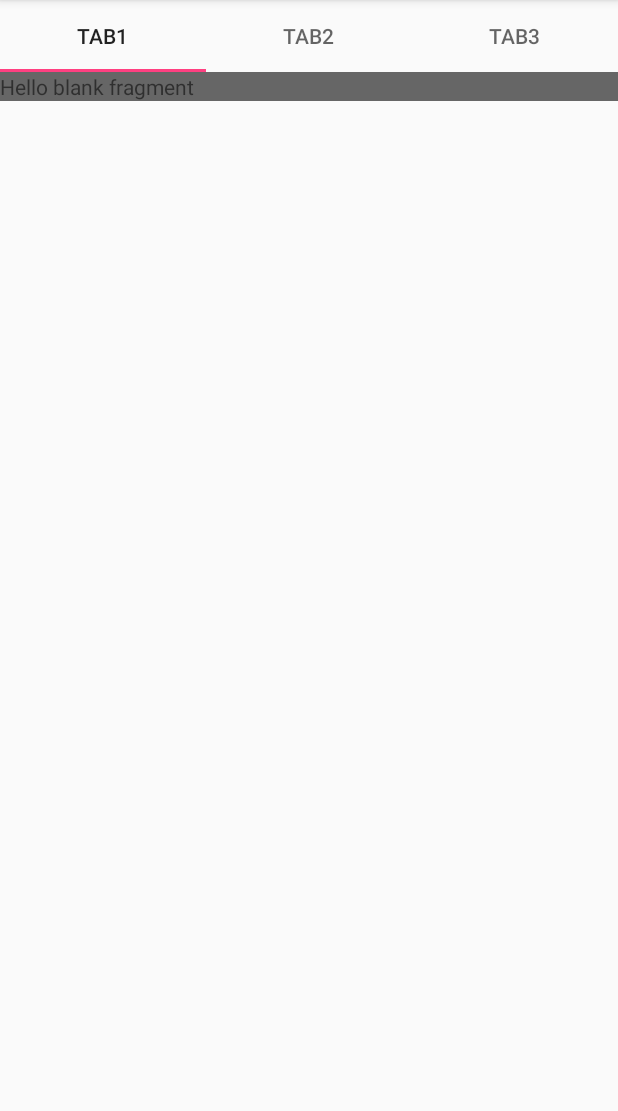
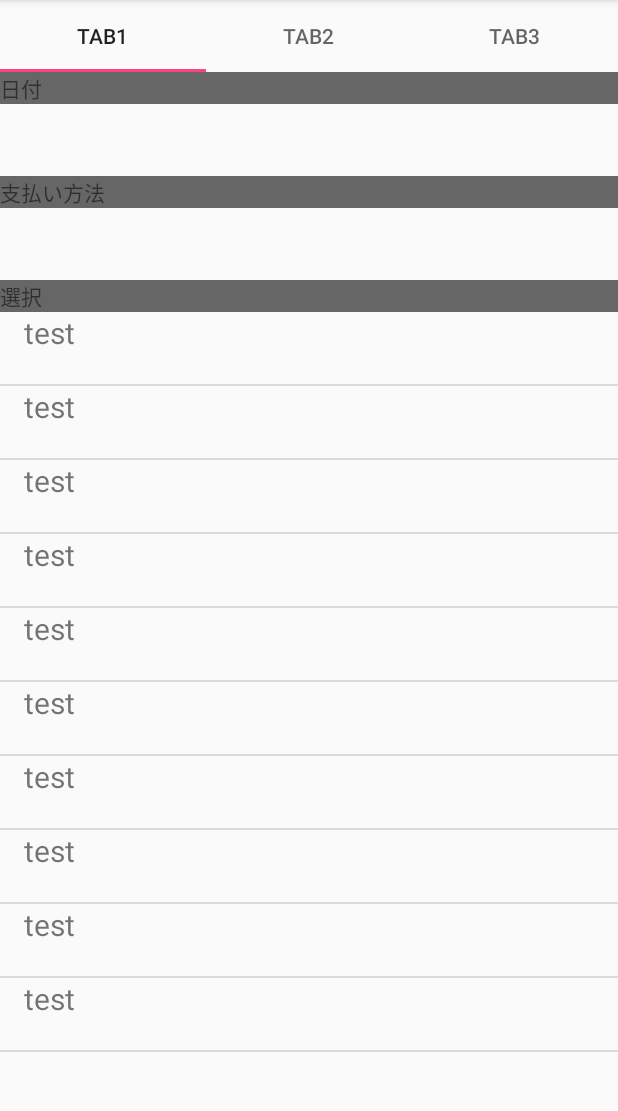
Before and after one commit to nagae-t/taxnote-android, an Android app: the screen it shows after launch (MainActivity), on a phone screen of 412 x 824 dp, the part 84-1195 px from its top. Run offline under Robolectric (Android 15) with nearby library versions, the light colour scheme and no system bars.

Commit message:
listの追加

```diff
--- a/app/src/main/java/com/example/taxnoteandroid/Blank1Fragment.java
+++ b/app/src/main/java/com/example/taxnoteandroid/Blank1Fragment.java
@@ -1,10 +1,15 @@
 package com.example.taxnoteandroid;
 
+import android.content.Context;
 import android.os.Bundle;
+import android.support.annotation.NonNull;
 import android.support.v4.app.Fragment;
 import android.view.LayoutInflater;
 import android.view.View;
 import android.view.ViewGroup;
+import android.widget.ArrayAdapter;
+import android.widget.ListView;
+import android.widget.TextView;
 
 
 public class Blank1Fragment extends Fragment {
@@ -21,6 +26,41 @@ public class Blank1Fragment extends Fragment {
 
     @Override
     public View onCreateView(LayoutInflater inflater, ViewGroup container, Bundle savedInstanceState) {
-        return inflater.inflate(R.layout.fragment_blank1, container, false);
+        View v = inflater.inflate(R.layout.fragment_blank1, container, false);
+
+        ListView listView = (ListView) v.findViewById(R.id.list);
+
+        listView.setAdapter(new ListAdapter(getContext()));
+
+        return v;
+    }
+
+    // @@ https://material.google.com/components/lists.html#
+    class ListAdapter extends ArrayAdapter {
+
+        private LayoutInflater layoutInflater;
+
+        public ListAdapter(Context context) {
+            super(context, 0);
+            layoutInflater = LayoutInflater.from(context);
+        }
+
+        @NonNull
+        @Override
+        public View getView(int position, View convertView, ViewGroup parent) {
+            // getViewでListViewの1つのセルを作る
+            // inflateでViewにする
+            View v = layoutInflater.inflate(R.layout.row_list_item, null);
+
+            TextView textView = (TextView) v.findViewById(R.id.text);
+            textView.setText("test");
+
+            return v;
+        }
+
+        @Override
+        public int getCount() {
+            return 10;
+        }
     }
 }
--- a/app/src/main/res/layout/fragment_blank1.xml
+++ b/app/src/main/res/layout/fragment_blank1.xml
@@ -1,13 +1,44 @@
-<FrameLayout xmlns:android="http://schemas.android.com/apk/res/android"
+<LinearLayout xmlns:android="http://schemas.android.com/apk/res/android"
     xmlns:tools="http://schemas.android.com/tools"
     android:layout_width="match_parent"
     android:layout_height="match_parent"
+    android:orientation="vertical"
     tools:context="com.example.taxnoteandroid.Blank1Fragment">
 
     <TextView
         android:layout_width="match_parent"
         android:layout_height="wrap_content"
         android:background="#666666"
-        android:text="@string/hello_blank_fragment" />
+        android:text="@string/Blank1Fragment_date" />
 
-</FrameLayout>
+    <TextView
+        android:id="@+id/date"
+        android:layout_width="match_parent"
+        android:layout_height="48dp"
+        android:gravity="center"
+        tools:text="2016年10月16日 木" />
+
+    <TextView
+        android:layout_width="match_parent"
+        android:layout_height="wrap_content"
+        android:background="#666666"
+        android:text="@string/Blank1Fragment_cash" />
+
+    <TextView
+        android:id="@+id/cash"
+        android:layout_width="match_parent"
+        android:layout_height="48dp"
+        android:gravity="center"
+        tools:text="Cash" />
+
+    <TextView
+        android:layout_width="match_parent"
+        android:layout_height="wrap_content"
+        android:background="#666666"
+        android:text="@string/Blank1Fragment_select" />
+
+    <ListView
+        android:id="@+id/list"
+        android:layout_width="match_parent"
+        android:layout_height="match_parent" />
+</LinearLayout>
--- /dev/null
+++ b/app/src/main/res/layout/row_list_item.xml
@@ -0,0 +1,17 @@
+<?xml version="1.0" encoding="utf-8"?><!-- @@ https://material.google.com/components/lists.html# -->
+<LinearLayout xmlns:android="http://schemas.android.com/apk/res/android"
+    xmlns:tools="http://schemas.android.com/tools"
+    android:layout_width="match_parent"
+    android:layout_height="match_parent"
+    android:minHeight="48dp"
+    android:orientation="vertical"
+    android:paddingLeft="16dp"
+    android:paddingRight="16dp">
+
+    <TextView
+        android:id="@+id/text"
+        android:layout_width="wrap_content"
+        android:layout_height="wrap_content"
+        android:textSize="20sp"
+        tools:text="test" />
+</LinearLayout>
--- a/app/src/main/res/values/strings.xml
+++ b/app/src/main/res/values/strings.xml
@@ -4,6 +4,10 @@
     <!-- TODO: Remove or change this placeholder text -->
     <string name="hello_blank_fragment">Hello blank fragment</string>
 
+    <string name="Blank1Fragment_date">日付</string>
+    <string name="Blank1Fragment_cash">支払い方法</string>
+    <string name="Blank1Fragment_select">選択</string>
+
     <string name="MainActivity_tab1">tab1</string>
     <string name="MainActivity_tab2">tab2</string>
     <string name="MainActivity_tab3">tab3</string>
```
